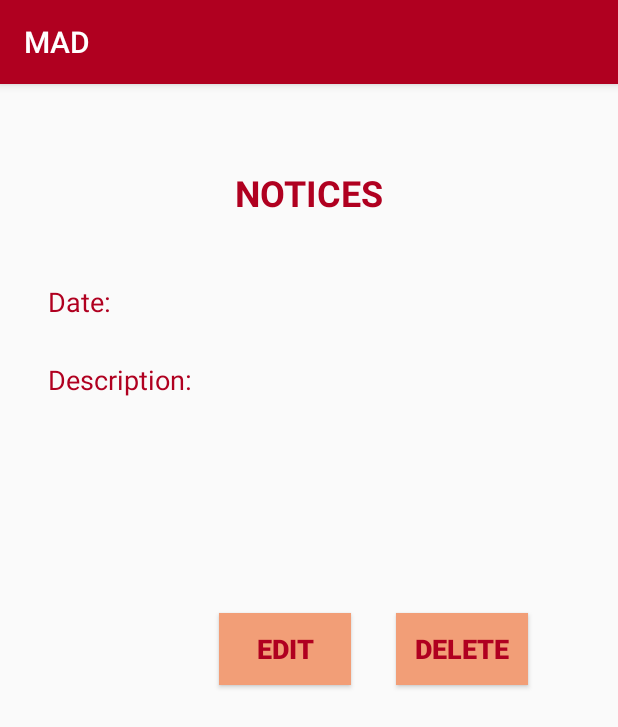
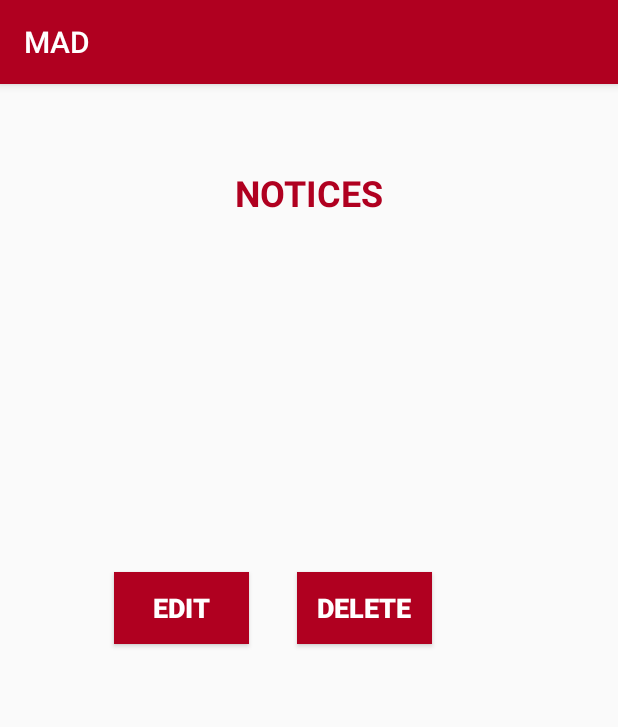
Before and after one commit to samesh97/MADPROJECT, an Android app: the NoticeAdminDisplayNotices screen opened directly, with no data from a screen before it, on a phone screen of 412 x 824 dp. Shown: the top 727 px of the screen. Run offline under Robolectric (Android 15) with nearby library versions, the phone set to English and light mode, and no system bars.

Commit message:
updated Add notices,Admin display notices

```diff
--- a/app/src/main/res/layout/activity_notice_admin_display_notices.xml
+++ b/app/src/main/res/layout/activity_notice_admin_display_notices.xml
@@ -1,4 +1,6 @@
 <?xml version="1.0" encoding="utf-8"?>
+
+
 <androidx.constraintlayout.widget.ConstraintLayout xmlns:android="http://schemas.android.com/apk/res/android"
     xmlns:app="http://schemas.android.com/apk/res-auto"
     xmlns:tools="http://schemas.android.com/tools"
@@ -8,54 +10,31 @@
 
     <TextView
         android:id="@+id/textViewDisplayDate"
-        android:layout_width="188dp"
-        android:layout_height="26dp"
+        android:layout_width="150dp"
+        android:layout_height="0dp"
         android:layout_marginStart="8dp"
         android:layout_marginLeft="8dp"
-        android:layout_marginEnd="8dp"
-        android:layout_marginRight="8dp"
+        android:layout_marginTop="52dp"
+        android:layout_marginEnd="140dp"
+        android:layout_marginRight="140dp"
         android:text=""
-        android:textColor="@color/colorPrimary"
-        app:layout_constraintBottom_toBottomOf="@+id/textViewDate2"
+        android:textColor="@color/black"
+        android:textSize="20sp"
         app:layout_constraintEnd_toEndOf="parent"
-        app:layout_constraintHorizontal_bias="0.083"
-        app:layout_constraintStart_toEndOf="@+id/textViewDate2"
-        app:layout_constraintTop_toTopOf="@+id/textViewDate2" />
-
-    <TextView
-        android:id="@+id/textViewDisplayDescription"
-        android:layout_width="206dp"
-        android:layout_height="136dp"
-        android:text=""
-        android:textColor="@color/colorPrimary"
-        app:layout_constraintStart_toStartOf="@+id/textViewDisplayDate"
-        app:layout_constraintTop_toTopOf="@+id/textViewDescription2" />
-
-    <TextView
-        android:id="@+id/textViewDate2"
-        android:layout_width="99dp"
-        android:layout_height="20dp"
-        android:layout_marginStart="32dp"
-        android:layout_marginLeft="32dp"
-        android:layout_marginTop="44dp"
-        android:text="@string/dateText"
-        android:textColor="@color/colorPrimaryDark"
-        android:textSize="18sp"
+        app:layout_constraintHorizontal_bias="0.929"
         app:layout_constraintStart_toStartOf="parent"
         app:layout_constraintTop_toBottomOf="@+id/textViewUpComingEvents2" />
 
     <TextView
-        android:id="@+id/textViewDescription2"
-        android:layout_width="wrap_content"
-        android:layout_height="wrap_content"
-        android:layout_marginStart="32dp"
-        android:layout_marginLeft="32dp"
-        android:layout_marginTop="32dp"
-        android:text="@string/description"
-        android:textColor="@color/colorPrimaryDark"
+        android:id="@+id/textViewDisplayDescription"
+        android:layout_width="300dp"
+        android:layout_height="117dp"
+        android:layout_marginTop="20dp"
+        android:text=""
+        android:textColor="@color/black"
         android:textSize="18sp"
-        app:layout_constraintStart_toStartOf="parent"
-        app:layout_constraintTop_toBottomOf="@+id/textViewDate2" />
+        app:layout_constraintStart_toStartOf="@+id/textViewDisplayDate"
+        app:layout_constraintTop_toBottomOf="@+id/textViewDisplayDate" />
 
     <TextView
         android:id="@+id/textViewUpComingEvents2"
@@ -72,28 +51,38 @@
 
     <Button
         android:id="@+id/btnDelete"
-        android:layout_width="wrap_content"
+        android:layout_width="90dp"
         android:layout_height="wrap_content"
-        android:layout_marginTop="32dp"
-        android:background="@color/btnColor"
+        android:layout_marginStart="32dp"
+        android:layout_marginLeft="32dp"
+        android:layout_marginTop="20dp"
+        android:layout_marginEnd="8dp"
+        android:layout_marginRight="8dp"
+        android:background="@color/red"
         android:text="@string/delete_details"
-        android:textColor="@color/red"
+        android:textColor="@color/cardview_light_background"
         android:textSize="18sp"
         android:textStyle="bold"
-        app:layout_constraintEnd_toEndOf="@+id/textViewDisplayDescription"
+        app:layout_constraintEnd_toEndOf="parent"
+        app:layout_constraintHorizontal_bias="0.0"
+        app:layout_constraintStart_toEndOf="@+id/btnEdit"
         app:layout_constraintTop_toBottomOf="@+id/textViewDisplayDescription" />
 
     <Button
         android:id="@+id/btnEdit"
-        android:layout_width="wrap_content"
+        android:layout_width="90dp"
         android:layout_height="wrap_content"
-        android:layout_marginTop="32dp"
-        android:background="@color/btnColor"
+        android:layout_marginStart="76dp"
+        android:layout_marginLeft="76dp"
+        android:layout_marginTop="20dp"
+        android:background="@color/red"
+        android:onClick="sendMessage"
         android:text="@string/edit_details"
-        android:textColor="@color/red"
+        android:textColor="@color/cardview_light_background"
         android:textSize="18sp"
         android:textStyle="bold"
-        app:layout_constraintStart_toStartOf="@+id/textViewDisplayDescription"
+        app:layout_constraintStart_toStartOf="parent"
         app:layout_constraintTop_toBottomOf="@+id/textViewDisplayDescription" />
 
+
 </androidx.constraintlayout.widget.ConstraintLayout>
```
Also changed, not shown: app/src/main/AndroidManifest.xml (+7 -5 lines), app/src/main/java/com/mad/lk/NoticeAdminDisplayNotices.java (+12 -0 lines), app/src/main/res/layout/activity_notice_add_notices.xml (+32 -32 lines).
